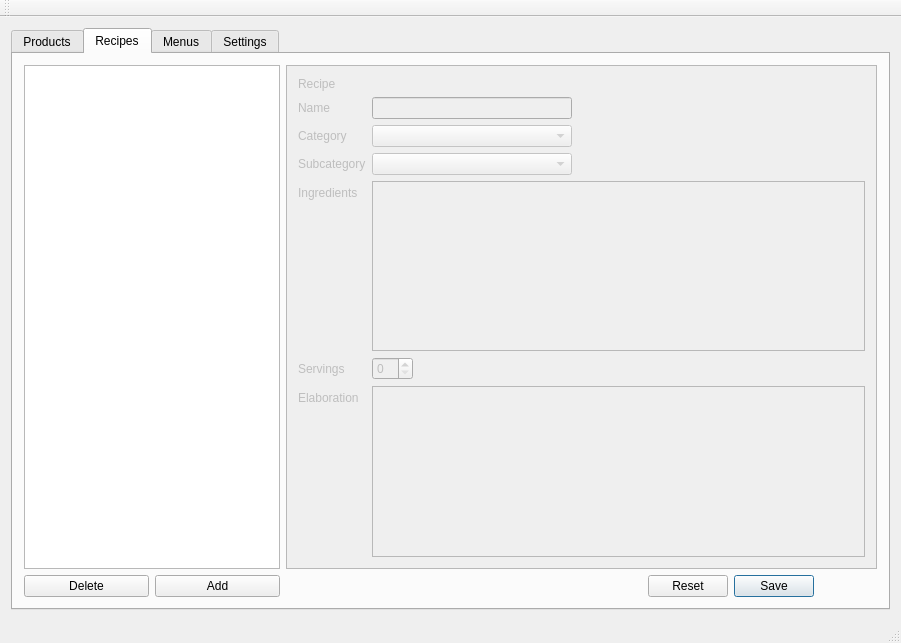
Before: the Qt Designer form mainwindow.ui in Greezael/sukaldu, drawn with Qt 5.
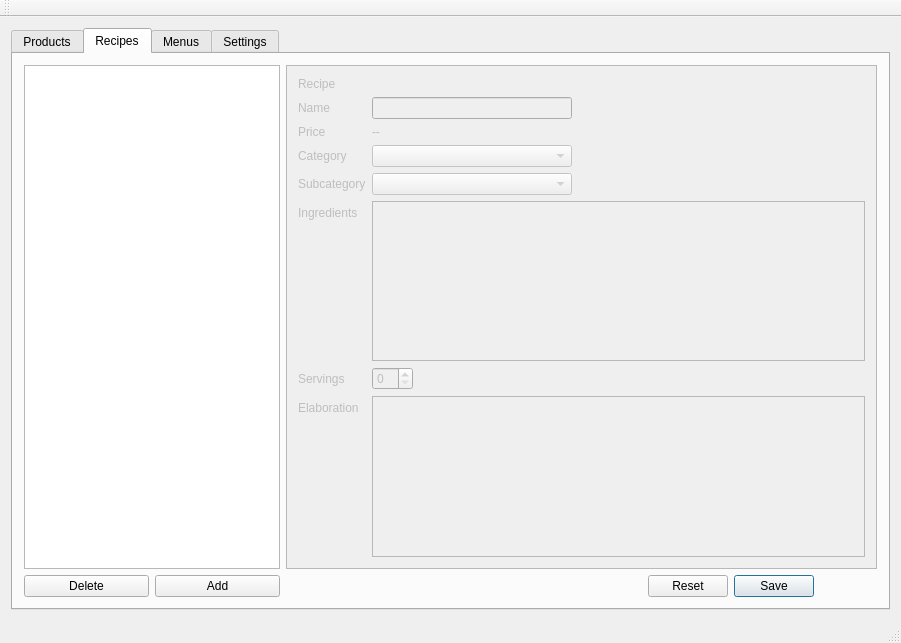
After: the same form once the commit is applied. The open tabs and pages were chosen to show the change.

Commit message: Recipe price tag

The edit to the form file:
```diff
--- a/mainwindow.ui
+++ b/mainwindow.ui
@@ -425,21 +425,21 @@
               </property>
              </widget>
             </item>
-            <item row="2" column="0">
+            <item row="4" column="0">
              <widget class="QLabel" name="rec_cat_tag">
               <property name="text">
                <string>Category</string>
               </property>
              </widget>
             </item>
-            <item row="3" column="0">
+            <item row="5" column="0">
              <widget class="QLabel" name="rec_subcat_tag">
               <property name="text">
                <string>Subcategory</string>
               </property>
              </widget>
             </item>
-            <item row="2" column="1">
+            <item row="4" column="1">
              <widget class="QComboBox" name="rec_cat">
               <property name="sizePolicy">
                <sizepolicy hsizetype="Maximum" vsizetype="Fixed">
@@ -455,7 +455,7 @@
               </property>
              </widget>
             </item>
-            <item row="3" column="1">
+            <item row="5" column="1">
              <widget class="QComboBox" name="rec_subcat">
               <property name="sizePolicy">
                <sizepolicy hsizetype="Maximum" vsizetype="Fixed">
@@ -471,14 +471,14 @@
               </property>
              </widget>
             </item>
-            <item row="4" column="0">
+            <item row="6" column="0">
              <widget class="QLabel" name="rec_ing_tag">
               <property name="text">
                <string>Ingredients</string>
               </property>
              </widget>
             </item>
-            <item row="4" column="1">
+            <item row="6" column="1">
              <widget class="QTableView" name="rec_ing">
               <property name="selectionBehavior">
                <enum>QAbstractItemView::SelectRows</enum>
@@ -491,24 +491,24 @@
               </attribute>
              </widget>
             </item>
-            <item row="6" column="0">
+            <item row="8" column="0">
              <widget class="QLabel" name="rec_elab_tag">
               <property name="text">
                <string>Elaboration</string>
               </property>
              </widget>
             </item>
-            <item row="6" column="1">
+            <item row="8" column="1">
              <widget class="QPlainTextEdit" name="rec_elab"/>
             </item>
-            <item row="5" column="0">
+            <item row="7" column="0">
              <widget class="QLabel" name="rec_servs_tag">
               <property name="text">
                <string>Servings</string>
               </property>
              </widget>
             </item>
-            <item row="5" column="1">
+            <item row="7" column="1">
              <widget class="QSpinBox" name="rec_servs">
               <property name="sizePolicy">
                <sizepolicy hsizetype="Maximum" vsizetype="Fixed">
@@ -518,6 +518,20 @@
               </property>
              </widget>
             </item>
+            <item row="2" column="0">
+             <widget class="QLabel" name="rec_price_tag">
+              <property name="text">
+               <string>Price</string>
+              </property>
+             </widget>
+            </item>
+            <item row="2" column="1">
+             <widget class="QLabel" name="rec_price">
+              <property name="text">
+               <string>--</string>
+              </property>
+             </widget>
+            </item>
            </layout>
           </widget>
          </widget>
```
Left out of the diff: 2 changed lines with no effect on the pictures. The commit also changes 3 other files.
